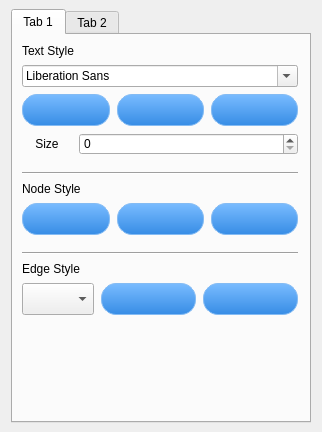
This is forms/propertytab.ui in babmukgohazo/pmind as Qt 5 draws it before an edit. The edited form follows.
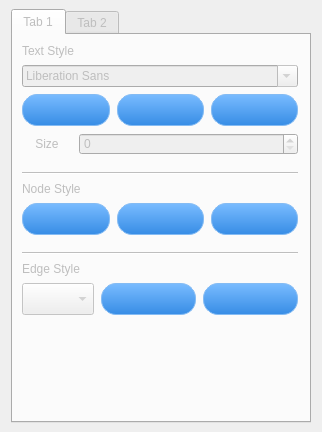
This is the edited form.

The edit to the form file:
```diff
--- a/forms/propertytab.ui
+++ b/forms/propertytab.ui
@@ -5,6 +5,9 @@
   <property name="windowModality">
    <enum>Qt::NonModal</enum>
   </property>
+  <property name="enabled">
+   <bool>false</bool>
+  </property>
   <property name="geometry">
    <rect>
     <x>0</x>
```
